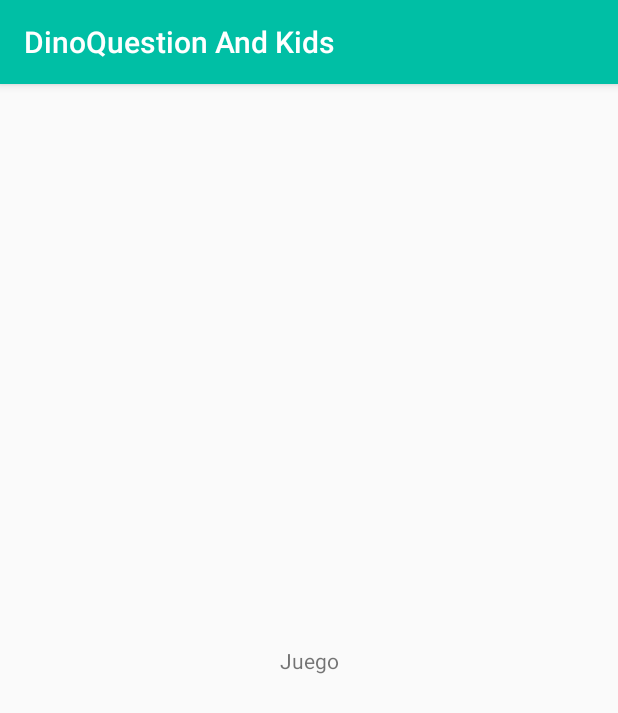
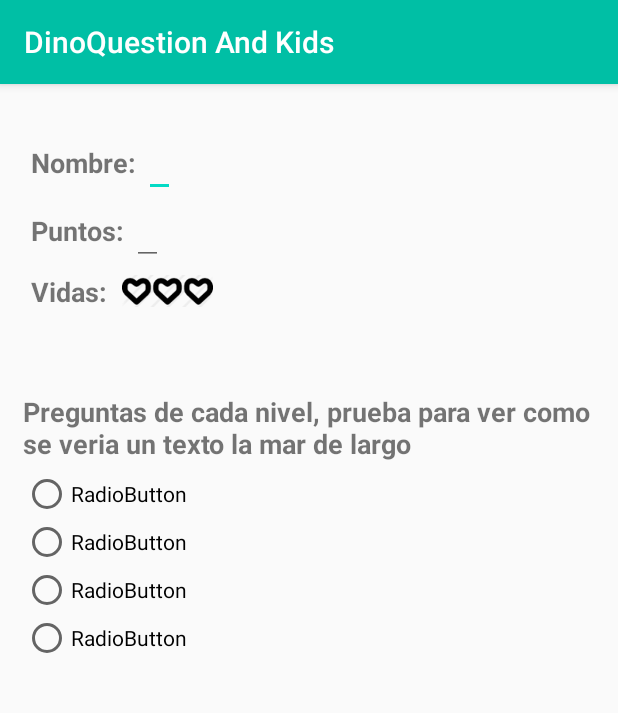
Before and after one commit to SeleneRamirezF/DinoQuestionAndKids, an Android app: the JuegoActivity screen opened directly, with no data from a screen before it, on a phone screen of 412 x 824 dp. Shown: the top 713 px of the screen. Run offline under Robolectric (Android 15) with nearby library versions, the phone set to English and light mode, and no system bars.

Commit message:
diseño basico del layout del juego

```diff
--- a/app/src/main/res/layout/activity_juego.xml
+++ b/app/src/main/res/layout/activity_juego.xml
@@ -1,19 +1,130 @@
 <?xml version="1.0" encoding="utf-8"?>
-<androidx.constraintlayout.widget.ConstraintLayout xmlns:android="http://schemas.android.com/apk/res/android"
+<LinearLayout xmlns:android="http://schemas.android.com/apk/res/android"
     xmlns:app="http://schemas.android.com/apk/res-auto"
     xmlns:tools="http://schemas.android.com/tools"
     android:layout_width="match_parent"
     android:layout_height="match_parent"
+    android:orientation="vertical"
+    android:paddingLeft="15dp"
+    android:paddingRight="10dp"
+    android:paddingTop="30dp"
     tools:context=".JuegoActivity">
 
-    <TextView
-        android:id="@+id/textView3"
-        android:layout_width="wrap_content"
+    <LinearLayout
+        android:layout_width="match_parent"
         android:layout_height="wrap_content"
-        android:text="Juego"
-        app:layout_constraintBottom_toBottomOf="parent"
-        app:layout_constraintEnd_toEndOf="parent"
-        app:layout_constraintHorizontal_bias="0.5"
-        app:layout_constraintStart_toStartOf="parent"
-        app:layout_constraintTop_toTopOf="parent" />
-</androidx.constraintlayout.widget.ConstraintLayout>
+        android:orientation="horizontal">
+
+        <TextView
+            android:id="@+id/textView3"
+            android:layout_width="wrap_content"
+            android:layout_height="wrap_content"
+            android:padding="5dp"
+            android:text="Nombre:"
+            android:textSize="18sp"
+            android:textStyle="bold" />
+
+        <EditText
+            android:id="@+id/etNombre"
+            android:layout_width="wrap_content"
+            android:layout_height="wrap_content"
+            android:inputType="textPersonName" />
+    </LinearLayout>
+
+    <LinearLayout
+        android:layout_width="match_parent"
+        android:layout_height="wrap_content">
+
+        <TextView
+            android:id="@+id/textView4"
+            android:layout_width="wrap_content"
+            android:layout_height="wrap_content"
+            android:padding="5dp"
+            android:text="Puntos:"
+            android:textSize="18sp"
+            android:textStyle="bold" />
+
+        <EditText
+            android:id="@+id/etPuntos"
+            android:layout_width="wrap_content"
+            android:layout_height="wrap_content"
+            android:inputType="textPersonName" />
+    </LinearLayout>
+
+    <LinearLayout
+        android:layout_width="match_parent"
+        android:layout_height="wrap_content">
+
+        <TextView
+            android:id="@+id/textView5"
+            android:layout_width="wrap_content"
+            android:layout_height="wrap_content"
+            android:padding="5dp"
+            android:text="Vidas:"
+            android:textSize="18sp"
+            android:textStyle="bold" />
+
+        <ImageView
+            android:id="@+id/imageView"
+            android:layout_width="70dp"
+            android:layout_height="21dp"
+            android:layout_gravity="center"
+            app:srcCompat="@drawable/tres_vidas" />
+
+
+    </LinearLayout>
+
+    <LinearLayout
+        android:layout_width="match_parent"
+        android:layout_height="wrap_content"
+        android:layout_marginTop="50dp">
+
+        <TextView
+            android:id="@+id/textView6"
+            android:layout_width="wrap_content"
+            android:layout_height="wrap_content"
+            android:text="Preguntas de cada nivel,
+prueba para ver como se veria un texto la mar de largo"
+            android:textSize="18sp"
+            android:textStyle="bold" />
+
+    </LinearLayout>
+
+    <LinearLayout
+        android:layout_width="match_parent"
+        android:layout_height="wrap_content"
+        android:layout_marginTop="5dp">
+
+        <RadioGroup
+            android:layout_width="match_parent"
+            android:layout_height="match_parent" >
+
+            <RadioButton
+                android:id="@+id/radioButton"
+                android:layout_width="match_parent"
+                android:layout_height="wrap_content"
+                android:text="RadioButton" />
+
+            <RadioButton
+                android:id="@+id/radioButton2"
+                android:layout_width="match_parent"
+                android:layout_height="wrap_content"
+                android:text="RadioButton" />
+
+            <RadioButton
+                android:id="@+id/radioButton3"
+                android:layout_width="match_parent"
+                android:layout_height="wrap_content"
+                android:text="RadioButton" />
+
+            <RadioButton
+                android:id="@+id/radioButton4"
+                android:layout_width="match_parent"
+                android:layout_height="wrap_content"
+                android:text="RadioButton" />
+        </RadioGroup>
+
+
+    </LinearLayout>
+
+</LinearLayout>
```
Also changed, not shown: app/src/main/res/drawable-v24/tres_vidas.png (added), app/src/main/res/drawable/tres_vidas.png (added).
